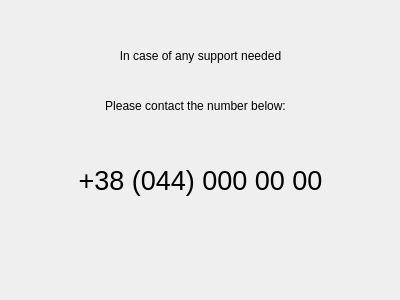
First picture: the form in client/client/gui/widgets/supportwidget.ui, repository eugeniashurko/ATM, before the edit.
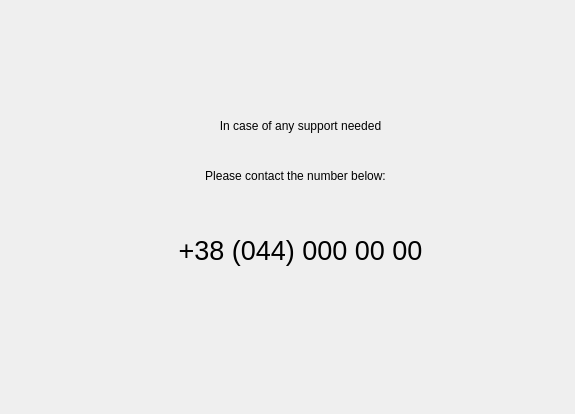
Second picture: the form after the edit.

Diff of the .ui file:
```diff
--- a/client/client/gui/widgets/supportwidget.ui
+++ b/client/client/gui/widgets/supportwidget.ui
@@ -6,8 +6,8 @@
    <rect>
     <x>0</x>
     <y>0</y>
-    <width>400</width>
-    <height>300</height>
+    <width>575</width>
+    <height>414</height>
    </rect>
   </property>
   <property name="windowTitle">
@@ -16,8 +16,8 @@
   <widget class="QLabel" name="label">
    <property name="geometry">
     <rect>
-     <x>60</x>
-     <y>40</y>
+     <x>160</x>
+     <y>110</y>
      <width>281</width>
      <height>31</height>
     </rect>
@@ -32,8 +32,8 @@
   <widget class="QLabel" name="label_2">
    <property name="geometry">
     <rect>
-     <x>50</x>
-     <y>90</y>
+     <x>150</x>
+     <y>160</y>
      <width>291</width>
      <height>31</height>
     </rect>
@@ -48,8 +48,8 @@
   <widget class="QLabel" name="telLabel">
    <property name="geometry">
     <rect>
-     <x>50</x>
-     <y>160</y>
+     <x>150</x>
+     <y>230</y>
      <width>301</width>
      <height>41</height>
     </rect>
```
